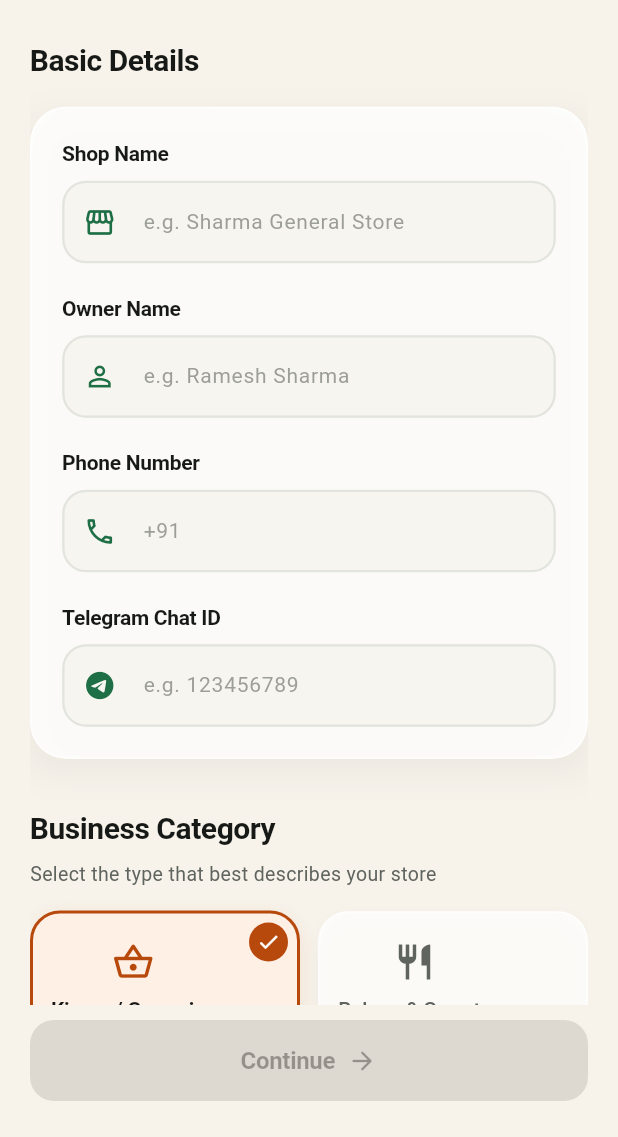
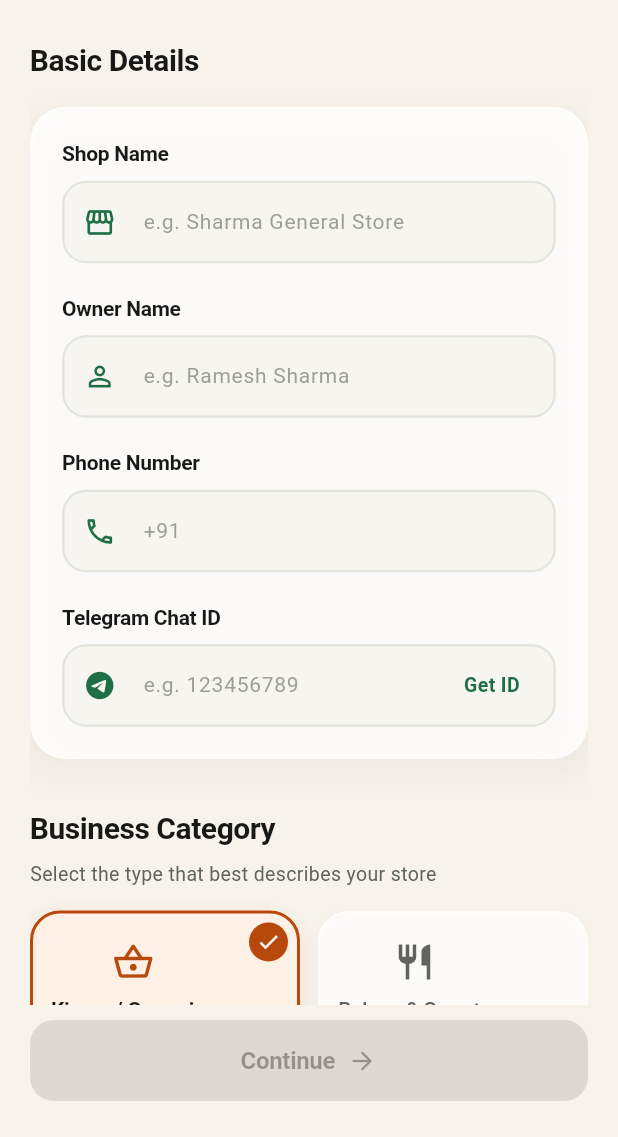
Before and after one commit to DON2604/DukaanOS, a Flutter app: the ShopProfileScreen screen opened directly, on a phone screen of 412 x 824 dp, the part 99-1236 px from its top. Run offline on Flutter 3.47's test engine with Material 3 defaults, Android fonts, the phone set to English and light mode, and no system bars; our stand-ins replace camera, curved_labeled_navigation_bar, shared_preferences; missing offline and left inert: google_mlkit_barcode_scanning, google_mlkit_digital_ink_recognition, google_mlkit_text_recognition; accounts and stored records are empty.

Commit message:
feat: add Gemini API key to environment variables and update model version
- Added GEMINI_API_KEY to backend/.env for external API access.
- Updated GEMINI_MODEL from "gemini-2.5-flash" to "gemini-3.6-flash" in config.py.
- Integrated URL launcher functionality in shop profile form to retrieve Telegram ID.
- Updated pubspec.yaml to include url_launcher dependency.
- Added url_launcher related packages to pubspec.lock.
- Created settings.json for VSCode configuration.

```diff
--- a/udyam/lib/screens/shop_profile_screen/widgets/shop_profile_form.dart
+++ b/udyam/lib/screens/shop_profile_screen/widgets/shop_profile_form.dart
@@ -1,4 +1,5 @@
 import 'package:flutter/material.dart';
+import 'package:url_launcher/url_launcher.dart';
 
 import '../../../widgets/glass_container.dart';
 import '../models/business_type.dart';
@@ -80,6 +81,7 @@ class _ShopProfileFormState extends State<ShopProfileForm> {
                 hintText: 'e.g. 123456789',
                 prefixIcon: Icons.telegram,
                 keyboardType: TextInputType.number,
+                suffix: _buildGetTelegramIdButton(),
               ),
             ],
           ),
@@ -158,6 +160,7 @@ class _ShopProfileFormState extends State<ShopProfileForm> {
     required String hintText,
     required IconData prefixIcon,
     TextInputType keyboardType = TextInputType.text,
+    Widget? suffix,
   }) {
     return TextField(
       controller: controller,
@@ -181,6 +184,7 @@ class _ShopProfileFormState extends State<ShopProfileForm> {
           child: Icon(prefixIcon, color: const Color(0xFF1F6F46), size: 22),
         ),
         prefixIconConstraints: const BoxConstraints(minWidth: 36),
+        suffixIcon: suffix,
         contentPadding: const EdgeInsets.symmetric(
           horizontal: 16,
           vertical: 16,
@@ -192,6 +196,37 @@ class _ShopProfileFormState extends State<ShopProfileForm> {
         focusedBorder: OutlineInputBorder(
           borderRadius: BorderRadius.circular(16),
           borderSide: const BorderSide(color: Color(0xFFB8490C), width: 2),
+        ),
+      ),
+    );
+  }
+
+  Widget _buildGetTelegramIdButton() {
+    return Padding(
+      padding: const EdgeInsets.only(right: 12),
+      child: Material(
+        color: Colors.transparent,
+        child: InkWell(
+          onTap: () async {
+            const url = 'https://t.me/userinfobot';
+            try {
+              await launchUrl(Uri.parse(url), mode: LaunchMode.externalApplication);
+            } catch (e) {
+              debugPrint('Error launching URL: $e');
+            }
+          },
+          borderRadius: BorderRadius.circular(8),
+          child: Container(
+            padding: const EdgeInsets.symmetric(horizontal: 12, vertical: 18),
+            child: const Text(
+              'Get ID',
+              style: TextStyle(
+                fontSize: 13,
+                fontWeight: FontWeight.w600,
+                color: Color(0xFF1F6F46),
+              ),
+            ),
+          ),
         ),
       ),
     );
--- a/udyam/pubspec.yaml
+++ b/udyam/pubspec.yaml
@@ -23,6 +23,7 @@ dependencies:
   http: ^1.6.0
   shared_preferences: ^2.5.5
   http_parser: ^4.1.2
+  url_launcher: ^6.3.1
 
 dev_dependencies:
   flutter_test:
```
Also changed, not shown: udyam/pubspec.lock, 3 other files.
